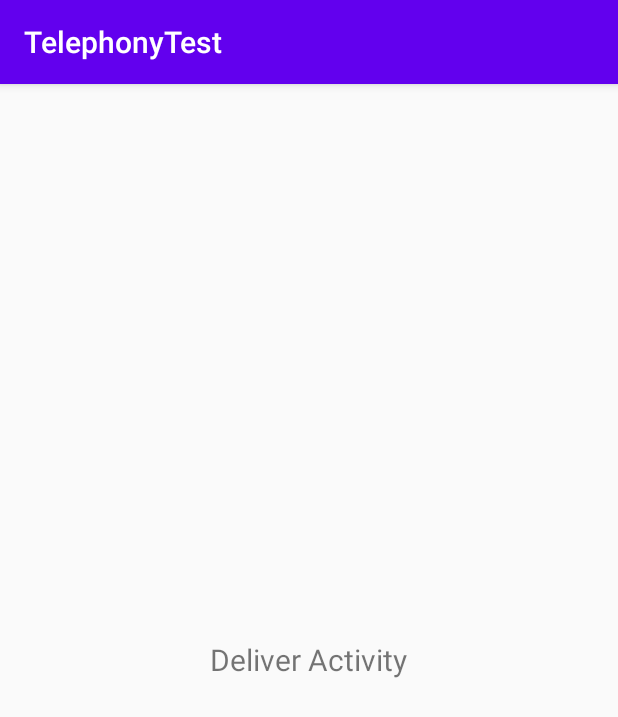
After one commit to hemendrasundar/TelephonyAndroidKotlin, an Android app: the DelieverActivity screen opened directly, with no data from a screen before it, on a phone screen of 412 x 824 dp. The commit adds this screen. Shown: the top 717 px of the screen. Run offline under Robolectric (Android 15) with nearby library versions, the phone set to English and light mode, and no system bars.

Commit message:
sms code

```diff
--- /dev/null
+++ b/app/src/main/java/com/hemendra/telephonytest/DelieverActivity.kt
@@ -0,0 +1,11 @@
+package com.hemendra.telephonytest
+
+import androidx.appcompat.app.AppCompatActivity
+import android.os.Bundle
+
+class DelieverActivity : AppCompatActivity() {
+    override fun onCreate(savedInstanceState: Bundle?) {
+        super.onCreate(savedInstanceState)
+        setContentView(R.layout.activity_deliever)
+    }
+}
--- /dev/null
+++ b/app/src/main/res/layout/activity_deliever.xml
@@ -0,0 +1,16 @@
+<?xml version="1.0" encoding="utf-8"?>
+<RelativeLayout xmlns:android="http://schemas.android.com/apk/res/android"
+    xmlns:app="http://schemas.android.com/apk/res-auto"
+    xmlns:tools="http://schemas.android.com/tools"
+    android:layout_width="match_parent"
+    android:layout_height="match_parent"
+    tools:context=".DelieverActivity">
+
+    <TextView
+        android:layout_width="wrap_content"
+        android:layout_height="wrap_content"
+        android:text="Deliver Activity"
+        android:textSize="20sp"
+        android:layout_centerInParent="true"/>
+
+</RelativeLayout>
--- a/app/src/main/res/layout/activity_main.xml
+++ b/app/src/main/res/layout/activity_main.xml
@@ -69,7 +69,4 @@
         android:layout_gravity="center"
         android:src="@mipmap/ic_launcher"/>
 
-
-
-
 </LinearLayout>
```
Also changed, not shown: app/src/main/AndroidManifest.xml (+7 -2 lines), app/src/main/java/com/hemendra/telephonytest/MainActivity.kt (+23 -4 lines), app/src/main/java/com/hemendra/telephonytest/SentActivity.kt (added, +11 -0 lines), app/src/main/res/layout/activity_sent.xml (added, +16 -0 lines).
